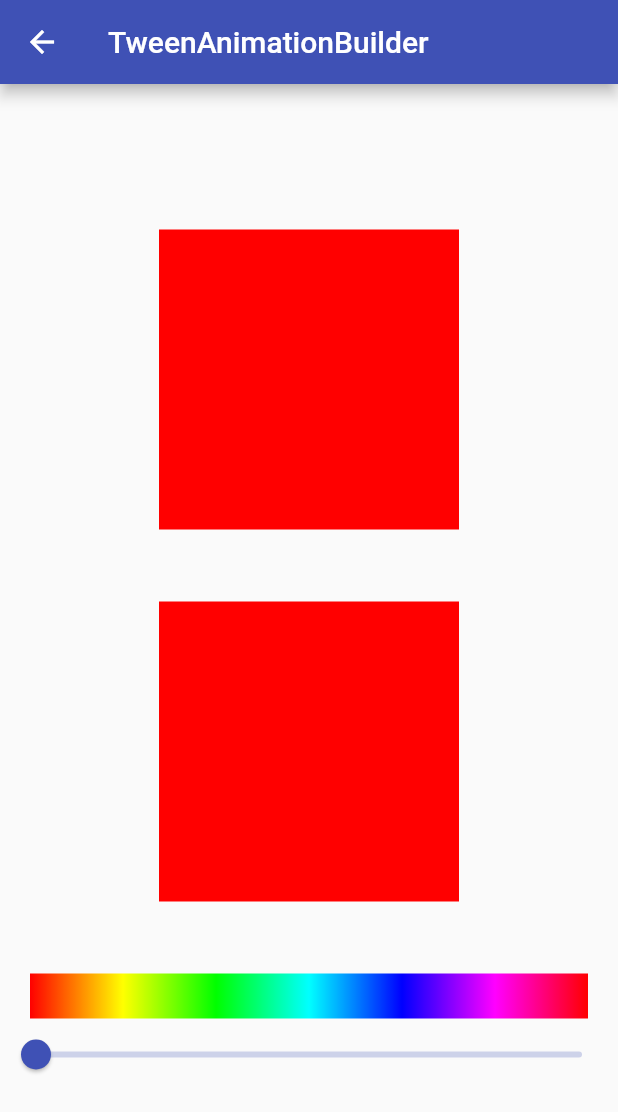
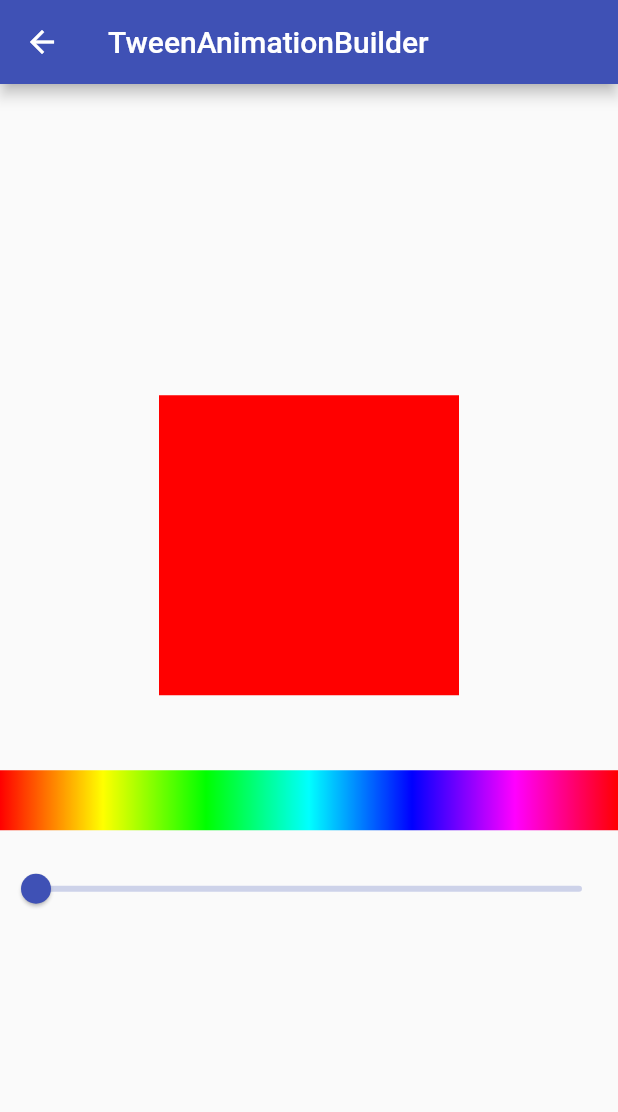
Before and after one commit to MOHAB28/animations_playground, a Flutter app: the TweenAnimationBuilderPage screen opened by its route, on a phone screen of 412 x 824 dp. Shown: the top 1112 px of the screen. Run offline on Flutter 3.47's test engine with Material 2 defaults, Android fonts, the phone set to English and light mode, and no system bars.

Commit message:
finished implicit animation and TweenAnimatedBuiler

```diff
--- a/lib/pages/tween_animation_builder_page.dart
+++ b/lib/pages/tween_animation_builder_page.dart
@@ -25,57 +25,48 @@ class HSVColorSelector extends StatefulWidget {
 
 class _HSVColorSelectorState extends State<HSVColorSelector> {
   double _hue = 0.0;
+
   @override
   Widget build(BuildContext context) {
     return Column(
       mainAxisSize: MainAxisSize.min,
       children: [
-        AnimatedContainer(
-          color: HSVColor.fromAHSV(1.0, _hue, 1.0, 1.0).toColor(),
-          duration: const Duration(milliseconds: 1500),
-          width: 200,
-          height: 200,
-        ),
-        const SizedBox(height: 48.0),
         TweenAnimationBuilder<double>(
-          tween: Tween<double>(
-            begin: 0.0,
-            end: _hue,
-          ),
+          tween: Tween<double>(begin: 0.0, end: _hue),
           duration: const Duration(milliseconds: 1500),
           builder: (context, hue, child) {
-            final hsvColor = HSVColor.fromAHSV(1.0, hue, 1.0, 1.0);
+            var hsvColor = HSVColor.fromAHSV(1.0, hue, 1.0, 1.0);
             return Container(
-              width: 200,
-              height: 200,
+              height: 200.0,
+              width: 200.0,
               color: hsvColor.toColor(),
             );
           },
         ),
-        const SizedBox(height: 48.0),
-        Padding(
-          padding: const EdgeInsets.symmetric(horizontal: 20.0),
-          child: Container(
-            height: 30.0,
+        const SizedBox(height: 50.0),
+        Container(
+          height: 40.0,
           decoration: BoxDecoration(
             gradient: LinearGradient(
               colors: [
-                  for (var h = 0.0; h < 360.0; h += 1)
-                    HSVColor.fromAHSV(1.0, h, 1.0, 1.0).toColor()
+                for (var hsv = 0.0; hsv <= 360; hsv++)
+                  HSVColor.fromAHSV(1.0, hsv, 1.0, 1.0).toColor(),
               ],
               stops: [
-                  for (var h = 0.0; h < 360.0; h += 1) h / 360.0,
+                for (var hsv = 0.0; hsv <= 360; hsv++) hsv.toDouble() / 360.0,
               ],
             ),
           ),
         ),
-        ),
+        const SizedBox(height: 15.0),
         Slider.adaptive(
           value: _hue,
           min: 0,
-          max: 360,
-          onChanged: (newValue) => setState(() => _hue = newValue),
-        ),
+          max: 360.0,
+          onChanged: (value) => setState(() {
+            _hue = value;
+          }),
+        )
       ],
     );
   }
```
Also changed, not shown: lib/pages/animated_container_page.dart (+0 -28 lines), lib/pages/animated_opacity_page.dart (+0 -29 lines). Lines whose indentation alone changed are shown as unchanged.
